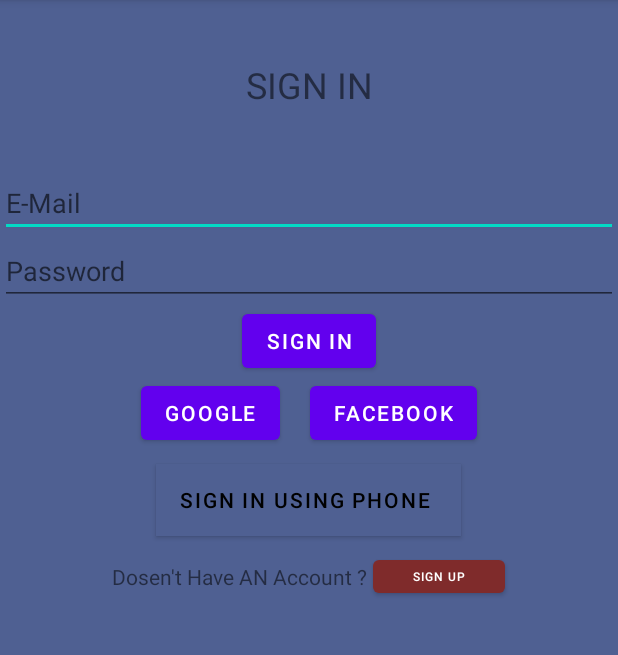
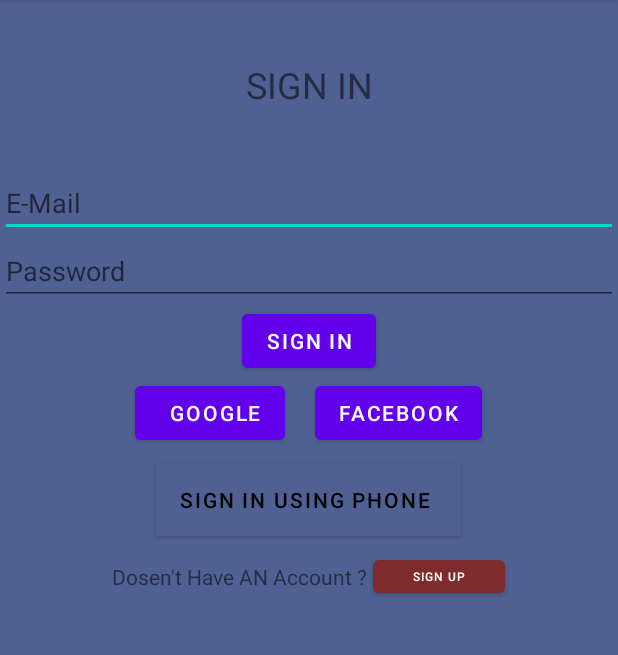
Before and after one commit to KRUTARTH6774/woc5.0-android-social_media_app-krutarth, an Android app: the screen it shows after launch (MainActivity before the commit, SIGN_IN after it), on a phone screen of 412 x 824 dp, the part 84-739 px from its top. Run offline under Robolectric (Android 15) with nearby library versions, the phone set to English and light mode, and no system bars.

Commit message:
added signup & signin pages

```diff
--- a/app/src/main/java/com/example/da_connect/MainActivity.java
+++ /dev/null
@@ -1,14 +0,0 @@
-package com.example.da_connect;
-
-import androidx.appcompat.app.AppCompatActivity;
-
-import android.os.Bundle;
-
-public class MainActivity extends AppCompatActivity {
-
-    @Override
-    protected void onCreate(Bundle savedInstanceState) {
-        super.onCreate(savedInstanceState);
-        setContentView(R.layout.activity_main);
-    }
-}
--- /dev/null
+++ b/app/src/main/java/com/example/da_connect/SIGN_IN.java
@@ -0,0 +1,22 @@
+package com.example.da_connect;
+
+import androidx.appcompat.app.AppCompatActivity;
+
+import android.content.Intent;
+import android.os.Bundle;
+import android.view.View;
+import android.widget.Toast;
+
+public class SIGN_IN extends AppCompatActivity {
+
+    @Override
+    protected void onCreate(Bundle savedInstanceState) {
+        super.onCreate(savedInstanceState);
+        setContentView(R.layout.activity_sign_in);
+    }
+    public void GoToSignUpPage(View v){
+//        Toast.makeText(this, "going to signup page", Toast.LENGTH_SHORT).show();
+        Intent intent = new Intent(this,SIGN_UP.class);
+        startActivity(intent);
+    }
+}
--- /dev/null
+++ b/app/src/main/res/drawable/ic_launcher_foreground.xml
@@ -0,0 +1,4 @@
+<?xml version="1.0" encoding="utf-8"?>
+<selector xmlns:android="http://schemas.android.com/apk/res/android">
+
+</selector>
--- /dev/null
+++ b/app/src/main/res/layout/activity_sign_in.xml
@@ -0,0 +1,115 @@
+<?xml version="1.0" encoding="utf-8"?>
+<androidx.constraintlayout.widget.ConstraintLayout xmlns:android="http://schemas.android.com/apk/res/android"
+    xmlns:app="http://schemas.android.com/apk/res-auto"
+    xmlns:tools="http://schemas.android.com/tools"
+    android:layout_width="match_parent"
+    android:layout_height="match_parent"
+    android:background="#4F6092"
+    tools:context=".SIGN_IN">
+
+    <LinearLayout
+        android:layout_width="match_parent"
+        android:layout_height="match_parent"
+        android:gravity="center_horizontal"
+        android:orientation="vertical"
+        app:layout_constraintBottom_toBottomOf="parent"
+        app:layout_constraintEnd_toEndOf="parent"
+        app:layout_constraintHorizontal_bias="0.0"
+        app:layout_constraintStart_toStartOf="parent"
+        app:layout_constraintTop_toTopOf="parent"
+        app:layout_constraintVertical_bias="0.0">
+
+        <TextView
+            android:layout_width="match_parent"
+            android:layout_height="wrap_content"
+            android:layout_margin="40dp"
+            android:gravity="center"
+            android:text="SIGN IN"
+            android:textSize="24sp" />
+
+        <EditText
+            android:id="@+id/editTextTextEmailAddress"
+            android:layout_width="match_parent"
+            android:layout_height="wrap_content"
+            android:ems="10"
+            android:hint="E-Mail"
+            android:inputType="textEmailAddress" />
+
+        <EditText
+            android:id="@+id/editTextTextPassword"
+            android:layout_width="match_parent"
+            android:layout_height="wrap_content"
+            android:ems="10"
+            android:hint="Password"
+            android:inputType="textPassword" />
+
+        <Button
+            android:id="@+id/SignInButton"
+            android:layout_width="wrap_content"
+            android:layout_height="wrap_content"
+            android:text="SIGN IN" />
+
+        <LinearLayout
+            android:layout_width="match_parent"
+            android:layout_height="wrap_content"
+            android:gravity="center_horizontal"
+            android:orientation="horizontal">
+
+            <Button
+                android:id="@+id/GoogleSubmitButton"
+                android:layout_width="wrap_content"
+                android:layout_height="wrap_content"
+                android:layout_marginEnd="20dp"
+                android:layout_marginRight="20dp"
+                android:text="Google"
+                app:icon="@drawable/ic_launcher_foreground" />
+
+            <Button
+                android:id="@+id/FaceBookSubmitButton"
+                android:layout_width="wrap_content"
+                android:layout_height="wrap_content"
+                android:text="Facebook" />
+        </LinearLayout>
+
+        <Button
+            android:id="@+id/button4"
+            android:layout_width="wrap_content"
+            android:layout_height="wrap_content"
+            android:layout_marginTop="10dp"
+            android:background="#640606"
+            android:hapticFeedbackEnabled="false"
+            android:text="Sign In Using Phone "
+            android:textColor="#000000"
+            app:backgroundTint="#4F6092"
+            app:iconTint="#B16464"
+            app:rippleColor="#B83030" />
+
+        <LinearLayout
+            android:layout_width="match_parent"
+            android:layout_height="wrap_content"
+            android:layout_marginTop="10dp"
+            android:gravity="center|center_horizontal"
+            android:orientation="horizontal">
+
+            <TextView
+                android:id="@+id/textView3"
+                android:layout_width="wrap_content"
+                android:layout_height="wrap_content"
+                android:text="Dosen't Have AN Account ?" />
+
+            <Button
+                android:id="@+id/signUpButton"
+                android:layout_width="wrap_content"
+                android:layout_height="34dp"
+                android:layout_marginStart="4dp"
+                android:layout_marginLeft="4dp"
+                android:onClick="GoToSignUpPage"
+                android:text="Sign UP"
+                android:textColor="#FFFFFF"
+                android:textSize="8sp"
+                app:backgroundTint="#7F2B2B" />
+        </LinearLayout>
+
+    </LinearLayout>
+
+</androidx.constraintlayout.widget.ConstraintLayout>
```
Also changed, not shown: app/src/main/AndroidManifest.xml (+6 -1 lines), app/src/main/java/com/example/da_connect/SIGN_UP.java (added, +22 -0 lines), app/src/main/res/drawable-v24/ic_launcher_foreground.xml (deleted, +0 -30 lines), app/src/main/res/layout/activity_sign_up.xml (renamed from app/src/main/res/layout/activity_main.xml, +42 -36 lines).
